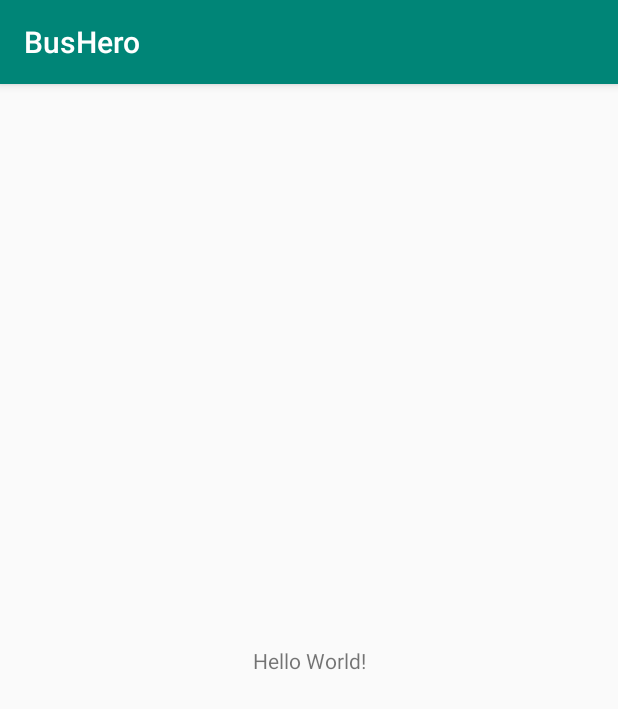
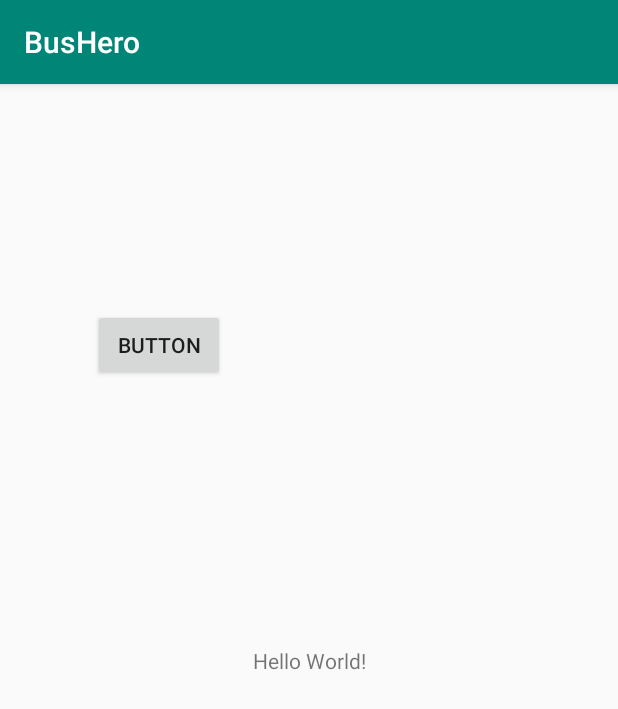
Before and after one commit to lcong12/BusHero, an Android app: the screen it shows after launch (MainActivity), on a phone screen of 412 x 824 dp. Shown: the top 709 px of the screen. Run offline under Robolectric (Android 15) with nearby library versions, the phone set to English and light mode, and no system bars.

Commit message:
add a map

```diff
--- a/app/build.gradle
+++ b/app/build.gradle
@@ -22,6 +22,7 @@ dependencies {
     implementation fileTree(dir: 'libs', include: ['*.jar'])
     implementation 'com.android.support:appcompat-v7:28.0.0'
     implementation 'com.android.support.constraint:constraint-layout:1.1.3'
+    implementation 'com.google.android.gms:play-services-maps:16.0.0'
     testImplementation 'junit:junit:4.12'
     androidTestImplementation 'com.android.support.test:runner:1.0.2'
     androidTestImplementation 'com.android.support.test.espresso:espresso-core:3.0.2'
--- a/app/src/main/java/com/example/bushero/MainActivity.java
+++ b/app/src/main/java/com/example/bushero/MainActivity.java
@@ -1,7 +1,18 @@
 package com.example.bushero;
 
+import android.Manifest;
+import android.content.Context;
+import android.content.Intent;
+import android.content.pm.PackageManager;
+import android.location.Location;
+import android.location.LocationListener;
+import android.location.LocationManager;
+import android.support.v4.app.ActivityCompat;
+import android.support.v4.content.ContextCompat;
 import android.support.v7.app.AppCompatActivity;
 import android.os.Bundle;
+import android.util.Log;
+import android.view.View;
 
 public class MainActivity extends AppCompatActivity {
 
@@ -9,5 +20,38 @@ public class MainActivity extends AppCompatActivity {
     protected void onCreate(Bundle savedInstanceState) {
         super.onCreate(savedInstanceState);
         setContentView(R.layout.activity_main);
+
+        LocationManager locationManager = (LocationManager) this.getSystemService(Context.LOCATION_SERVICE);
+
+        LocationListener locationListener = new LocationListener() {
+            @Override
+            public void onLocationChanged(Location location) {
+                Log.i("Location", location.toString());
+            }
+
+            @Override
+            public void onStatusChanged(String provider, int status, Bundle extras) {
+
+            }
+
+            @Override
+            public void onProviderEnabled(String provider) {
+
+            }
+
+            @Override
+            public void onProviderDisabled(String provider) {
+
+            }
+        };
+
+        if (ContextCompat.checkSelfPermission(this, Manifest.permission.ACCESS_FINE_LOCATION) != PackageManager.PERMISSION_GRANTED) {
+            ActivityCompat.requestPermissions(this, new String[]{Manifest.permission.ACCESS_FINE_LOCATION}, 1);
+        }
+    }
+
+    public void toMap(View v) {
+        Intent intent = new Intent(this, MapsActivity.class);
+        startActivity(intent);
     }
 }
--- a/app/src/main/res/layout/activity_main.xml
+++ b/app/src/main/res/layout/activity_main.xml
@@ -7,6 +7,7 @@
     tools:context=".MainActivity">
 
     <TextView
+        android:id="@+id/textView"
         android:layout_width="wrap_content"
         android:layout_height="wrap_content"
         android:text="Hello World!"
@@ -15,4 +16,15 @@
         app:layout_constraintRight_toRightOf="parent"
         app:layout_constraintTop_toTopOf="parent" />
 
+    <Button
+        android:id="@+id/button"
+        android:layout_width="wrap_content"
+        android:layout_height="wrap_content"
+        android:layout_marginStart="62dp"
+        android:layout_marginTop="150dp"
+        android:onClick="toMap"
+        android:text="Button"
+        app:layout_constraintStart_toStartOf="parent"
+        app:layout_constraintTop_toTopOf="parent" />
+
 </android.support.constraint.ConstraintLayout>
--- a/app/src/main/res/values/strings.xml
+++ b/app/src/main/res/values/strings.xml
@@ -1,3 +1,4 @@
 <resources>
     <string name="app_name">BusHero</string>
+    <string name="title_activity_maps">Map</string>
 </resources>
```
Also changed, not shown: app/src/main/AndroidManifest.xml (+25 -0 lines), app/src/main/java/com/example/bushero/MapsActivity.java (added, +46 -0 lines), app/src/main/res/layout/activity_maps.xml (added, +9 -0 lines).
